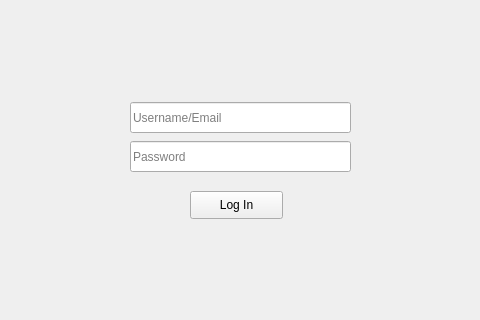
The window that client_app/ui/login.ui (Thaysen01/MyMedia-Capstone-2) describes before a commit, drawn with Qt 5; both pictures show x 200 to 680 and y 149 to 469 of the 900 by 600 pixel window.
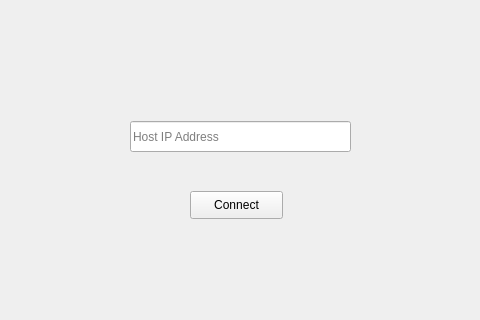
The same window after the commit.

Diff of the .ui file:
```diff
--- a/client_app/ui/login.ui
+++ b/client_app/ui/login.ui
@@ -50,36 +50,20 @@
     <bool>false</bool>
    </property>
    <property name="text">
-    <string>Log In</string>
+    <string>Connect</string>
    </property>
   </widget>
   <widget class="QLineEdit" name="usernameEdit">
    <property name="geometry">
     <rect>
      <x>330</x>
-     <y>251</y>
+     <y>270</y>
      <width>221</width>
      <height>31</height>
     </rect>
    </property>
    <property name="placeholderText">
-    <string>Username/Email</string>
-   </property>
-  </widget>
-  <widget class="QLineEdit" name="passwordEdit">
-   <property name="geometry">
-    <rect>
-     <x>330</x>
-     <y>290</y>
-     <width>221</width>
-     <height>31</height>
-    </rect>
-   </property>
-   <property name="echoMode">
-    <enum>QLineEdit::Password</enum>
-   </property>
-   <property name="placeholderText">
-    <string>Password</string>
+    <string>Host IP Address</string>
    </property>
   </widget>
  </widget>
```
